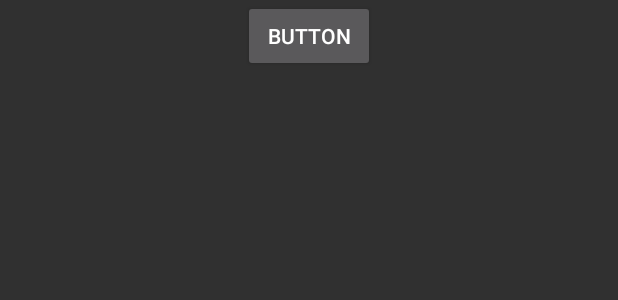
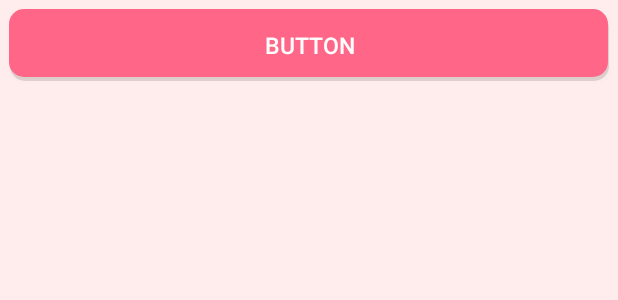
Before and after one commit to majbrit/MajneApp, an Android app: the layout activity2.xml on its own in the app's theme, with its tools: preview values and no code run, on a phone screen of 412 x 824 dp. Shown: the top 300 px of the screen. Run offline under Robolectric (Android 15) with nearby library versions, the phone set to English and light mode, and no system bars.

Commit message:
einheitliche Buttons

```diff
--- a/KotlinMajneApp/app/src/main/res/layout/activity2.xml
+++ b/KotlinMajneApp/app/src/main/res/layout/activity2.xml
@@ -1,17 +1,17 @@
 <?xml version="1.0" encoding="utf-8"?>
-<androidx.constraintlayout.widget.ConstraintLayout xmlns:android="http://schemas.android.com/apk/res/android"
-    xmlns:app="http://schemas.android.com/apk/res-auto"
+<LinearLayout
+    xmlns:android="http://schemas.android.com/apk/res/android"
     xmlns:tools="http://schemas.android.com/tools"
     android:layout_width="match_parent"
-    android:layout_height="match_parent">
+    android:layout_height="match_parent"
+    android:orientation="vertical"
+    android:background="@color/almostWhite"
+    tools:ignore="HardcodedText"
+    tools:context=".MainActivity2">
 
-    <Button
-        android:id="@+id/doButton"
-        android:layout_width="wrap_content"
-        android:layout_height="wrap_content"
-        android:onClick="backAction"
-        android:text="Button"
-        app:layout_constraintEnd_toEndOf="parent"
-        app:layout_constraintStart_toStartOf="parent"
-        app:layout_constraintTop_toTopOf="parent" />
-</androidx.constraintlayout.widget.ConstraintLayout>
+        <Button
+            android:id="@+id/doButton"
+            style="@style/buttonNormal"
+            android:onClick="backAction"
+            android:text="Button" />
+</LinearLayout>
--- a/KotlinMajneApp/app/src/main/res/layout/calc.xml
+++ b/KotlinMajneApp/app/src/main/res/layout/calc.xml
@@ -13,10 +13,7 @@
 
     <Button
         android:id="@+id/backButton"
-        android:layout_width="match_parent"
-        android:layout_height="wrap_content"
-        android:background="@drawable/rounded_corner"
-        android:layout_margin="6dp"
+        style="@style/buttonNormal"
         android:onClick="menuAction"
         android:text="Menü" />
 
--- a/KotlinMajneApp/app/src/main/res/values/styles.xml
+++ b/KotlinMajneApp/app/src/main/res/values/styles.xml
@@ -26,4 +26,13 @@
         <item name="android:onClick">operationAction</item>
     </style>
 
+    <style name="buttonNormal">
+        <item name="android:layout_width">match_parent</item>
+        <item name="android:layout_height">wrap_content</item>
+        <item name="android:textSize">15sp</item>
+        <item name="android:layout_margin">6dp</item>
+        <item name="android:textColor">@color/white</item>
+        <item name="android:background">@drawable/rounded_corner</item>
+    </style>
+
 </resources>
```
Also changed, not shown: KotlinMajneApp/app/src/main/java/code/with/cal/kotlincalculatorapp/MainActivity2.kt (+16 -0 lines), KotlinMajneApp/app/src/main/res/layout/activity_main.xml (+3 -9 lines).
